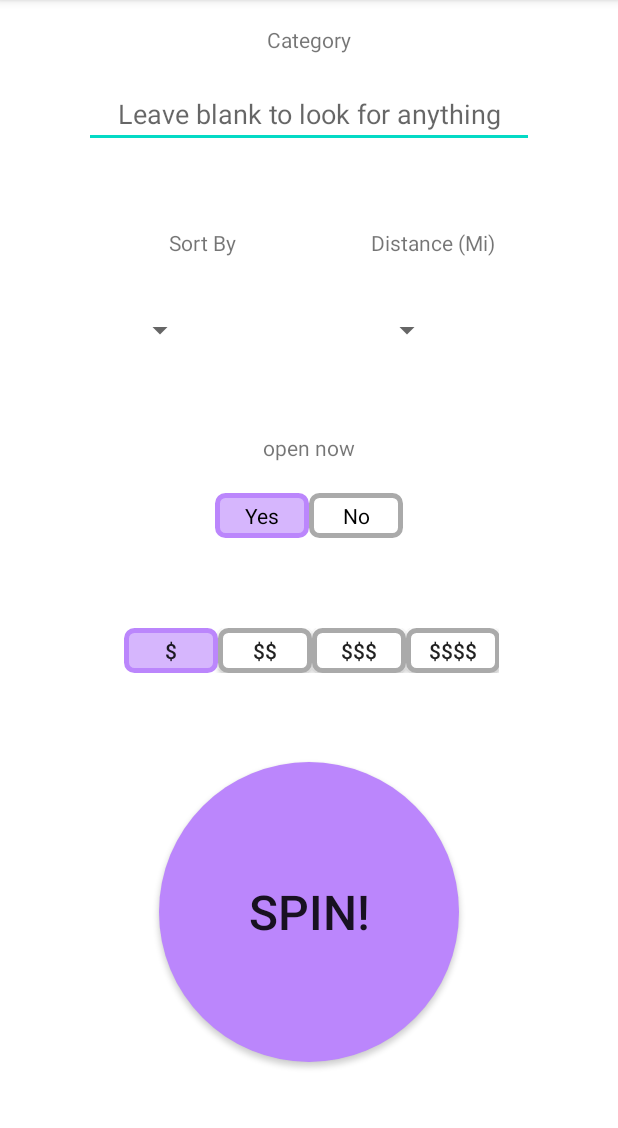
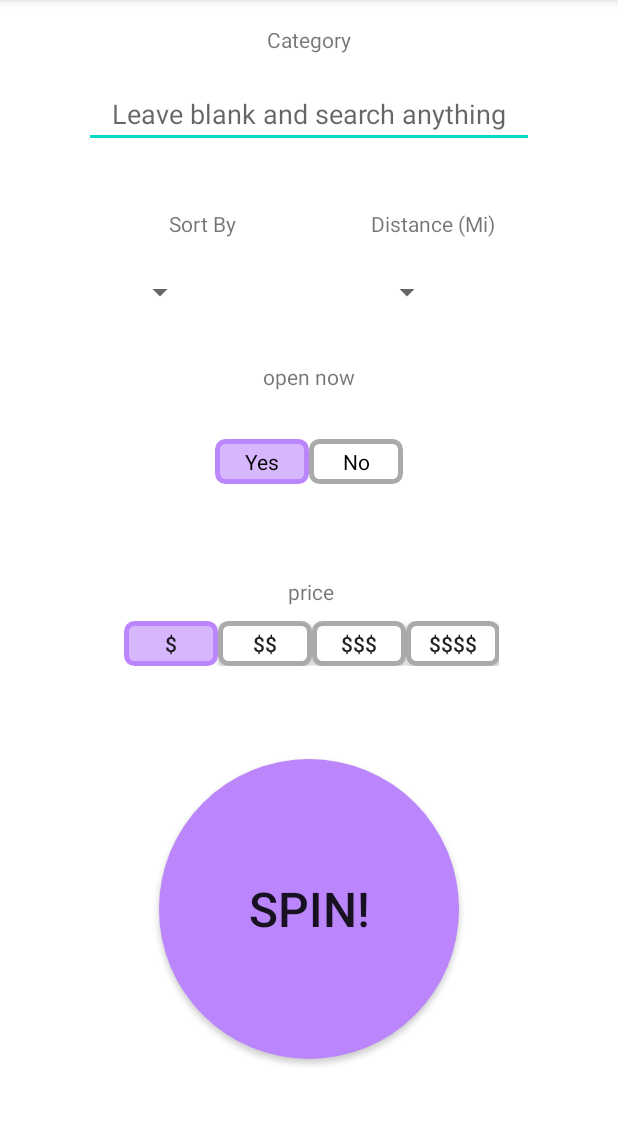
Before and after one commit to chrishernan/YelpRoulette, an Android app: the screen it shows after launch (MainActivity), on a phone screen of 412 x 824 dp, the part 84-1212 px from its top. Run offline under Robolectric (Android 15) with nearby library versions, the phone set to English and light mode, and no system bars; our stand-ins replace Dagger/Hilt's generated code, Room's generated code, Timber; libraries missing offline, so code that uses them is left out: org.angmarch.views; plain views replace NiceSpinner; 5 statements that could not run were skipped.

Commit message:
fixed some dimensions, strings, and layout to try and make it look better.

```diff
--- a/app/src/main/java/com/example/yelproulette/activities/MainActivity.kt
+++ b/app/src/main/java/com/example/yelproulette/activities/MainActivity.kt
@@ -202,7 +202,7 @@ class MainActivity : AppCompatActivity() {
         //todo rewrite this to accept new open_now toggle input and text_input form category
         Timber.e("Distance => ${layout.findViewById<NiceSpinner>(R.id.distance_spinner).selectedItem}")
         Timber.e("Category => ${layout.findViewById<TextInputEditText>
-            (R.id.category_text_input_edit_text).toString()}")
+            (R.id.category_text_input_edit_text).text.toString()}")
         Timber.e("sort by => ${layout.findViewById<NiceSpinner>(R.id.sort_by_spinner).selectedItem}")
         val priceSelectedButtons = generateYelpPriceArgument()
             //findViewById(layout.findViewById<RadioGroup>(R.id.price_radio_group).checkedRadioButtonId)
@@ -238,7 +238,7 @@ class MainActivity : AppCompatActivity() {
                         openNowCheckedRadioButton.text.toString(),
                         layout.findViewById<NiceSpinner>(R.id.sort_by_spinner).selectedItem.toString(),
                         layout.findViewById<TextInputEditText>(R.id.category_text_input_edit_text)
-                            .toString()
+                            .text.toString().lowercase()
                     )
                 }
         }
--- a/app/src/main/res/layout/fragment_start.xml
+++ b/app/src/main/res/layout/fragment_start.xml
@@ -80,7 +80,7 @@
         android:layout_width="wrap_content"
         android:layout_height="wrap_content"
         android:orientation="horizontal"
-        app:layout_constraintGuide_percent=".35" />
+        app:layout_constraintGuide_percent=".3" />
 
     <androidx.constraintlayout.widget.Guideline
         android:id="@+id/vertical_mid_guideline_left"
@@ -113,50 +113,64 @@
         app:layout_constraintStart_toEndOf="@id/vertical_mid_guideline_left"
         app:layout_constraintTop_toBottomOf="@id/horizontal_mid_guideline_two"
         app:layout_constraintBottom_toTopOf="@id/open_now_radio_group"
+        app:layout_constraintVertical_bias="0.25"
         />
 
     <RadioGroup
         android:id="@+id/open_now_radio_group"
+        android:layout_width="@dimen/open_now_radio_group_width"
         android:layout_height="@dimen/open_now_radio_group_height"
-        android:layout_width="@dimen/open_now_radio_group_width"
+        android:orientation="horizontal"
+        app:layout_constraintBottom_toTopOf="@id/price_linear_layout"
         app:layout_constraintEnd_toStartOf="@id/vertical_mid_guideline_end"
         app:layout_constraintStart_toEndOf="@id/vertical_mid_guideline_left"
-        app:layout_constraintTop_toBottomOf="@id/horizontal_mid_guideline_two"
-        app:layout_constraintBottom_toTopOf="@id/price_button_linear_layout"
-        android:orientation="horizontal"
-        >
+        app:layout_constraintTop_toBottomOf="@id/horizontal_mid_guideline_two">
 
         <RadioButton
             android:id="@+id/open_now_true"
             android:layout_width="@dimen/open_now_radio_button_width"
             android:layout_height="match_parent"
+            android:background="@drawable/open_now_selected_background"
+            android:button="@null"
             android:checked="true"
-            android:button="@null"
-            android:textAlignment="center"
+            android:onClick="onOpenNowButtonClick"
             android:text="@string/open_now_yes"
-            android:background="@drawable/open_now_selected_background"
-            android:onClick="onOpenNowButtonClick" />
+            android:textAlignment="center" />
 
         <RadioButton
             android:id="@+id/open_now_false"
             android:layout_width="@dimen/open_now_radio_button_width"
             android:layout_height="match_parent"
+            android:background="@drawable/open_now_unselected_background"
             android:button="@null"
-            android:textAlignment="center"
+            android:onClick="onOpenNowButtonClick"
             android:text="@string/open_now_no"
-            android:background="@drawable/open_now_unselected_background"
-            android:onClick="onOpenNowButtonClick" />
+            android:textAlignment="center" />
     </RadioGroup>
+
+    <LinearLayout
+        android:id="@+id/price_linear_layout"
+        android:layout_width="wrap_content"
+        android:layout_height="wrap_content"
+        android:orientation="vertical"
+        android:gravity="center"
+        app:layout_constraintEnd_toStartOf="@id/vertical_mid_guideline_end"
+        app:layout_constraintStart_toEndOf="@id/vertical_mid_guideline_left"
+        app:layout_constraintTop_toBottomOf="@id/open_now_radio_group"
+        app:layout_constraintBottom_toTopOf="@id/spin_button"
+        app:layout_constraintHorizontal_bias="0.0">
+
+        <TextView
+            android:id="@+id/price_text_view"
+            android:layout_width="wrap_content"
+            android:layout_height="wrap_content"
+            android:text="@string/price_text"
+            android:paddingBottom="@dimen/price_bottom_padding"/>
 
         <LinearLayout
             android:id="@+id/price_button_linear_layout"
             android:layout_width="@dimen/price_radio_group_width"
             android:layout_height="@dimen/price_radio_group_height"
-        app:layout_constraintEnd_toStartOf="@id/vertical_mid_guideline_end"
-        app:layout_constraintStart_toEndOf="@id/vertical_mid_guideline_left"
-        app:layout_constraintTop_toBottomOf="@id/open_now_radio_group"
-        app:layout_constraintBottom_toTopOf="@id/spin_button"
-        app:layout_constraintHorizontal_bias="0.0"
             android:orientation="horizontal">
 
             <android.widget.Button
@@ -195,6 +209,9 @@
                 android:background="@drawable/price_button_effect"
                 android:onClick="onPriceButtonClick" />
         </LinearLayout>
+    </LinearLayout>
+
+
 
     <android.widget.Button
         android:id="@+id/spin_button"
@@ -208,7 +225,7 @@
         app:layout_constraintBottom_toBottomOf="parent"
         app:layout_constraintEnd_toEndOf="parent"
         app:layout_constraintStart_toStartOf="parent"
-        app:layout_constraintTop_toBottomOf="@id/price_button_linear_layout"
+        app:layout_constraintTop_toBottomOf="@id/price_linear_layout"
         android:contentDescription="@string/spin_button_description"
         android:focusable="true" />
 
--- a/app/src/main/res/values/dimens.xml
+++ b/app/src/main/res/values/dimens.xml
@@ -9,6 +9,7 @@
     <dimen name="price_radio_group_height">30dp</dimen>
     <dimen name="price_radio_group_width">250dp</dimen>
     <dimen name="price_radio_button_width">62.5dp</dimen>
+    <dimen name="price_bottom_padding">10dp</dimen>
 
     <dimen name="open_now_radio_group_height">30dp</dimen>
     <dimen name="open_now_radio_group_width">125dp</dimen>
--- a/app/src/main/res/values/strings.xml
+++ b/app/src/main/res/values/strings.xml
@@ -13,10 +13,11 @@
     <string name="three_dollar_sign">$$$</string>
     <string name="four_dollar_sign">$$$$</string>
     <string name="spin_button_description">Spin</string>
+    <string name="price_text">price</string>
 
     <!-- Category values -->
     <string name="category_text">Category</string>
-    <string name="category_hint">Leave blank to look for anything</string>
+    <string name="category_hint">Leave blank and search anything </string>
     <!-- Open now button values -->
     <string name="open_now_yes">Yes</string>
     <string name="open_now_no">No</string>
```
Lines whose indentation alone changed are shown as unchanged.
